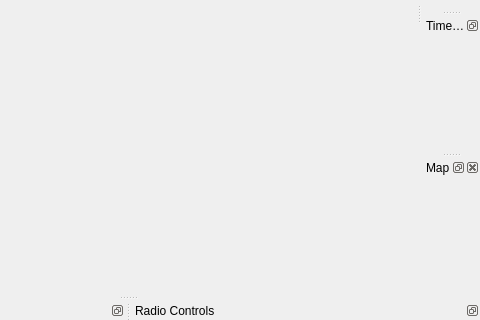
Old version of the form Frontend/Windows/MainWindow/mainwindow.ui in the repository WPI-HPRC/groundstation-2025; both pictures show x 225 to 705 and y 270 to 590 of the 705 by 590 pixel window.
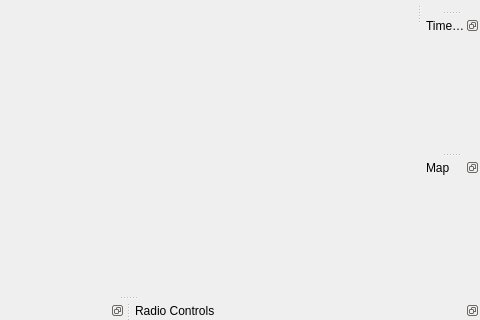
New version of the form. Custom widgets are drawn as their Qt base class.

Commit message: improved map widget

The edit to the form file:
```diff
--- a/Frontend/Windows/MainWindow/mainwindow.ui
+++ b/Frontend/Windows/MainWindow/mainwindow.ui
@@ -320,6 +320,9 @@
    </widget>
   </widget>
   <widget class="QDockWidget" name="dockWidget_8">
+   <property name="features">
+    <set>QDockWidget::DockWidgetFeature::DockWidgetFloatable|QDockWidget::DockWidgetFeature::DockWidgetMovable</set>
+   </property>
    <property name="windowTitle">
     <string>Map</string>
    </property>
```
The commit also changes 2 other files.
